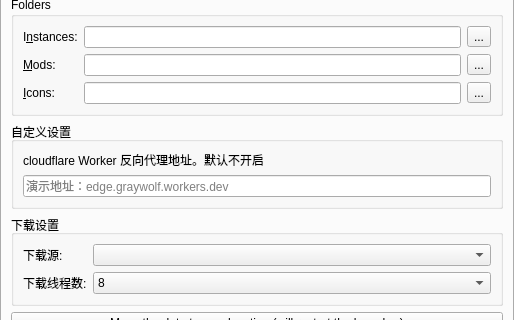
Above: launcher/ui/pages/global/LauncherPage.ui from graytoowolf/Launcher-Cracked before the change; both pictures show x 0 to 514 and y 105 to 425 of the 514 by 629 pixel window. Below: the same form after it.
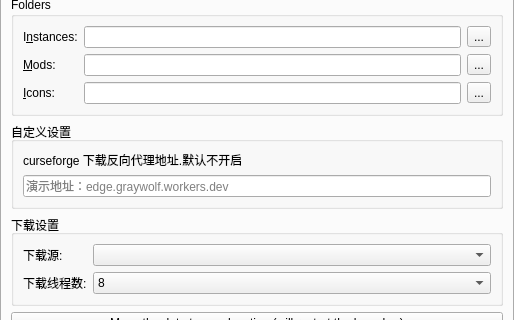
That is the form after the change.

Commit message: 修改CF下载 反向代理

Diff of the .ui file:
```diff
--- a/launcher/ui/pages/global/LauncherPage.ui
+++ b/launcher/ui/pages/global/LauncherPage.ui
@@ -146,7 +146,7 @@
           <item row="0" column="0">
            <widget class="QLabel" name="WorkersurlInstDir">
             <property name="text">
-             <string>&lt;html&gt;&lt;head/&gt;&lt;body&gt;&lt;p&gt;cloudflare Worker 反向代理地址。默认不开启&lt;/p&gt;&lt;/body&gt;&lt;/html&gt;</string>
+             <string>&lt;html&gt;&lt;head/&gt;&lt;body&gt;&lt;p&gt;curseforge 下载反向代理地址.默认不开启&lt;/p&gt;&lt;/body&gt;&lt;/html&gt;</string>
             </property>
             <property name="buddy">
              <cstring>instDirTextBox</cstring>
```
The commit also changes 1 other file.
